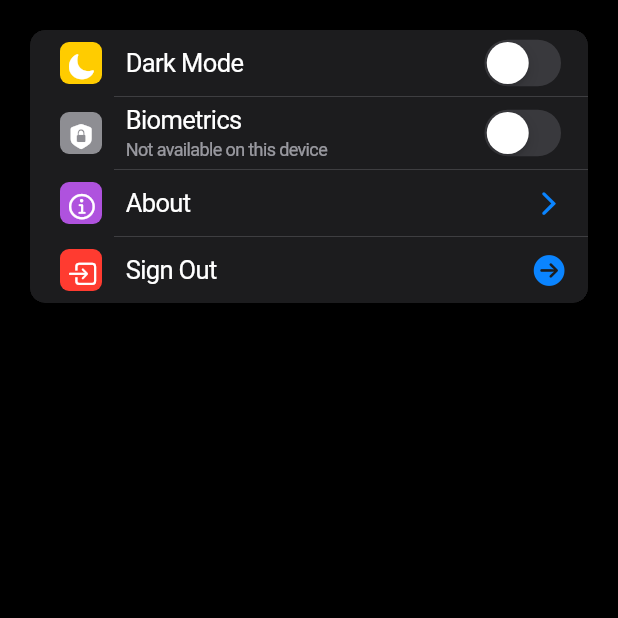
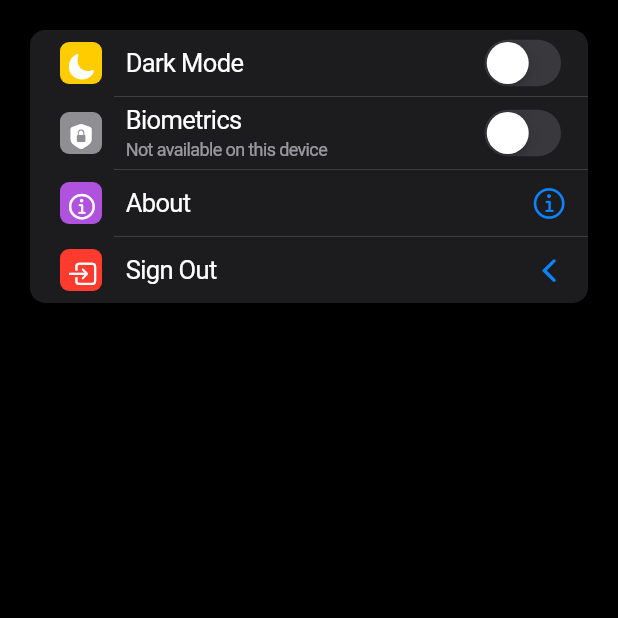
Before and after one commit to oudnir/biometrics, a Flutter app: the MainApp screen opened directly with empty values, item 2 of the bottom bar chosen, on a phone screen of 412 x 824 dp, the top half of it. Run offline on Flutter 3.47's test engine with Material 3 defaults, Android fonts, the light colour scheme and no system bars; our stand-ins replace hive, hive_flutter, local_auth, webview_flutter; accounts and stored records are empty.

Commit message:
Update main.dart

```diff
--- a/lib/main.dart
+++ b/lib/main.dart
@@ -802,7 +802,7 @@ class _MainAppState extends State<MainApp> {
                         );
                       },
                       child: CupertinoListTile(
-                        trailing: const Icon(CupertinoIcons.chevron_forward),
+                        trailing: const Icon(CupertinoIcons.info_circle),
                         leading: Container(
                           padding: const EdgeInsets.all(6),
                           decoration: BoxDecoration(
@@ -820,7 +820,7 @@ class _MainAppState extends State<MainApp> {
 
                     // ---- SIGN OUT ----
                     CupertinoListTile(
-                      trailing: const Icon(CupertinoIcons.arrow_right_circle_fill),
+                      trailing: const Icon(CupertinoIcons.chevron_back),
                       leading: Container(
                         padding: const EdgeInsets.all(6),
                         decoration: BoxDecoration(
```
